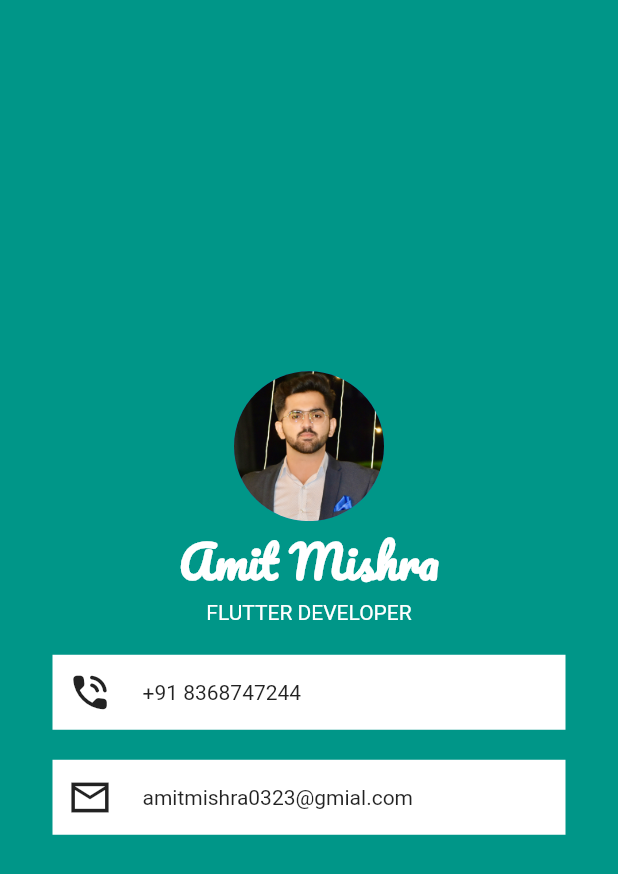
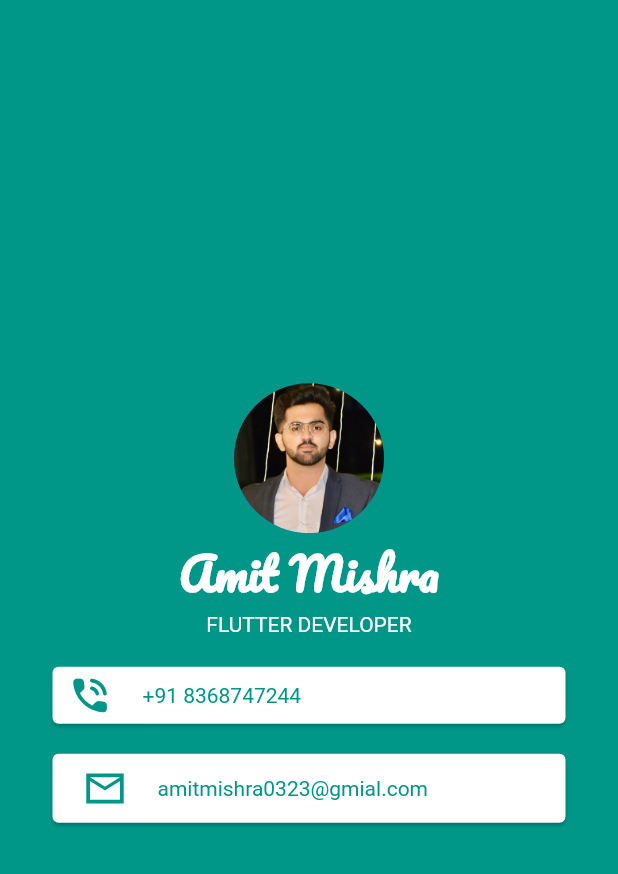
Before and after one commit to amit2303/MyCard, a Flutter app: the screen it shows after launch, on a phone screen of 412 x 824 dp. Shown: the top 874 px of the screen. Run offline on Flutter 3.47's test engine with Material 2 defaults, Android fonts, the phone set to English and light mode, and no system bars.

Commit message:
MyCard Using Card() Widget

```diff
--- a/lib/main.dart
+++ b/lib/main.dart
@@ -41,45 +41,57 @@ class _MyCardState extends State<MyCard> {
               'FLUTTER DEVELOPER',
               style: TextStyle(color: Colors.white),
             ),
-            Container(
-            padding: EdgeInsets.fromLTRB(10, 4, 1, 4),
+            Card(
+            // padding: EdgeInsets.fromLTRB(10, 4, 1, 4),
               color: Colors.white,
-              height: 50,
-              width: double.infinity,
+              // height: 50,
+              // width: double.infinity,
               margin: EdgeInsets.fromLTRB(35,20,35,10),
 
+              child: Padding(
+                padding: EdgeInsets.fromLTRB(10, 4, 1, 4),
                 child: Row(
                   mainAxisAlignment: MainAxisAlignment.start,
                   children: [
-                  Icon(Icons.phone_in_talk_rounded,size: 30,),
+                    Icon(Icons.phone_in_talk_rounded,size: 30,color: Colors.teal,),
                     SizedBox(
                       width: 20,
                     ),
-                  Text('+91 8368747244'),
+                    Text('+91 8368747244',style: TextStyle(color: Colors.teal),),
                   ],
+                ),
               ),
 
 
             ),
-            Container(
+            Card(
+              // padding: EdgeInsets.fromLTRB(10, 4, 1, 4),
+              color: Colors.white,
+              // height: 50,
+              // width: double.infinity,
+              margin: EdgeInsets.fromLTRB(35,10,35,20),
+              child: Padding(
                   padding: EdgeInsets.fromLTRB(10, 4, 1, 4),
-              color: Colors.white,
-              height: 50,
-              width: double.infinity,
-              margin: EdgeInsets.fromLTRB(35,10,35,20),
+                child: Padding(
+                  padding: EdgeInsets.fromLTRB(10, 4, 1, 4),
                   child: Row(
                     mainAxisAlignment: MainAxisAlignment.start,
                     children: [
 
-                  Icon(Icons.mail_outline_sharp,size: 30,),
+                      Icon(Icons.mail_outline_sharp,size: 30,color: Colors.teal,),
                       SizedBox(
                         width: 20,
                       ),
-                  Text('amitmishra0323@gmial.com'),
+                      Text('amitmishra0323@gmial.com',style: TextStyle(color: Colors.teal),),
                     ],
+                  ),
+                ),
               ),
 
             ),
+
+
+
           ],
         ),
       ),
```
Lines whose indentation alone changed are shown as unchanged.
